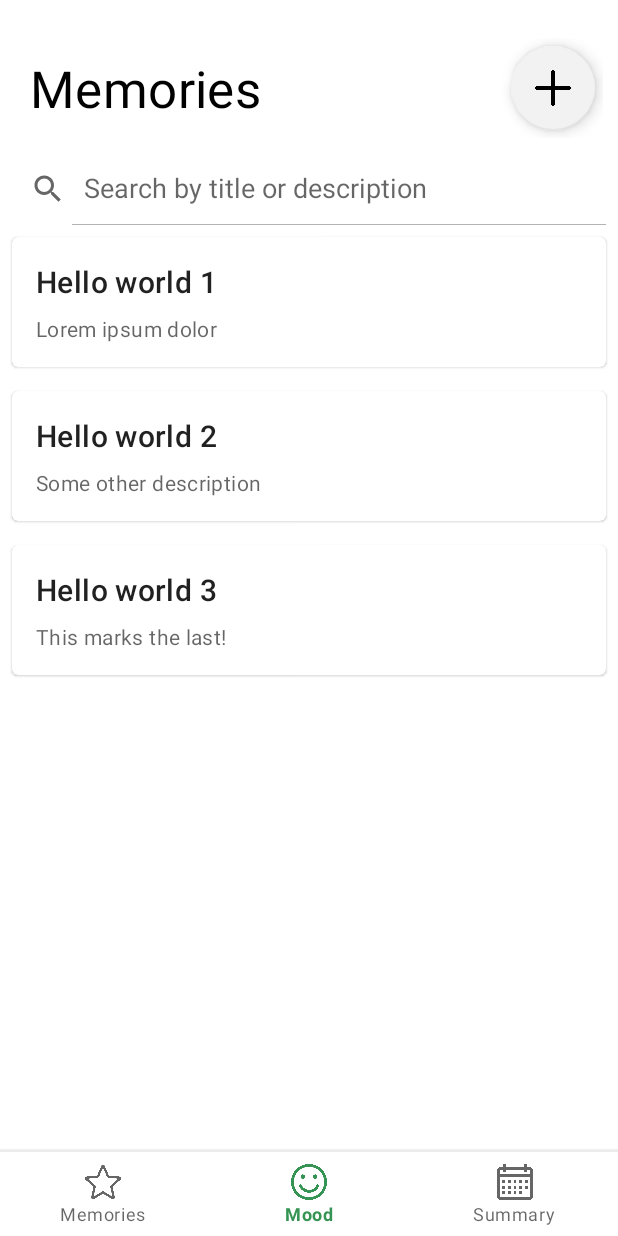
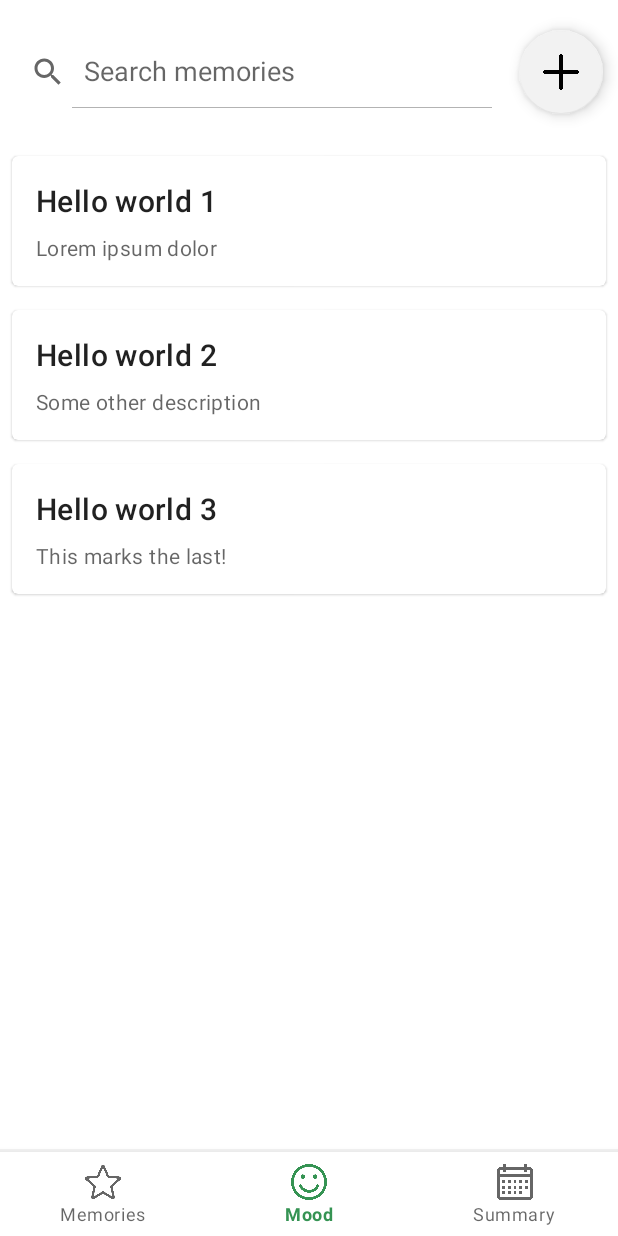
Before and after one commit to Keyboard-Spartans/i-mood-meter, an Android app: the fragment ViewMemoriesFragment placed in its activity, on a phone screen of 412 x 824 dp. Run offline under Robolectric (Android 15) with nearby library versions, the phone set to English and light mode, and no system bars.

Commit message:
Remove "Memories" title and change search hint

```diff
--- a/app/src/main/res/layout/view_memories.xml
+++ b/app/src/main/res/layout/view_memories.xml
@@ -14,42 +14,31 @@
         <LinearLayout
             android:layout_width="match_parent"
             android:layout_height="wrap_content"
-            android:layout_marginTop="15dp"
+            android:paddingVertical="10dp"
             android:orientation="horizontal"
-            android:gravity="start"
-            android:padding="10dp">
+            android:gravity="start">
 
-            <TextView
+            <androidx.appcompat.widget.SearchView
+                android:id="@+id/search_bar"
                 android:layout_width="0dp"
                 android:layout_height="wrap_content"
                 android:layout_weight="1"
                 android:layout_gravity="center"
-                android:layout_marginHorizontal="10dp"
-                android:text="@string/memory_screen_title"
-                android:textColor="@color/black"
-                android:textAppearance="?attr/textAppearanceHeadline4"/>
+                app:iconifiedByDefault="false"
+                app:queryHint="Search memories"
+                />
 
             <com.google.android.material.floatingactionbutton.FloatingActionButton
                 android:id="@+id/add_button"
                 android:layout_width="wrap_content"
                 android:layout_height="wrap_content"
                 android:layout_gravity="center"
-                android:layout_marginTop="5dp"
-                android:layout_marginBottom="5dp"
-                android:layout_marginRight="5dp"
+                android:layout_margin="10dp"
 
                 app:srcCompat="@drawable/plus_icon"
                 app:fabSize="normal"
                 android:contentDescription="@string/add_memory_button_hint" />
         </LinearLayout>
-
-        <androidx.appcompat.widget.SearchView
-            android:id="@+id/search_bar"
-            android:layout_width="match_parent"
-            android:layout_height="wrap_content"
-            app:iconifiedByDefault="false"
-            app:queryHint="Search by title or description"
-            />
 
         <androidx.recyclerview.widget.RecyclerView
             android:id="@+id/recyclerView"
```
